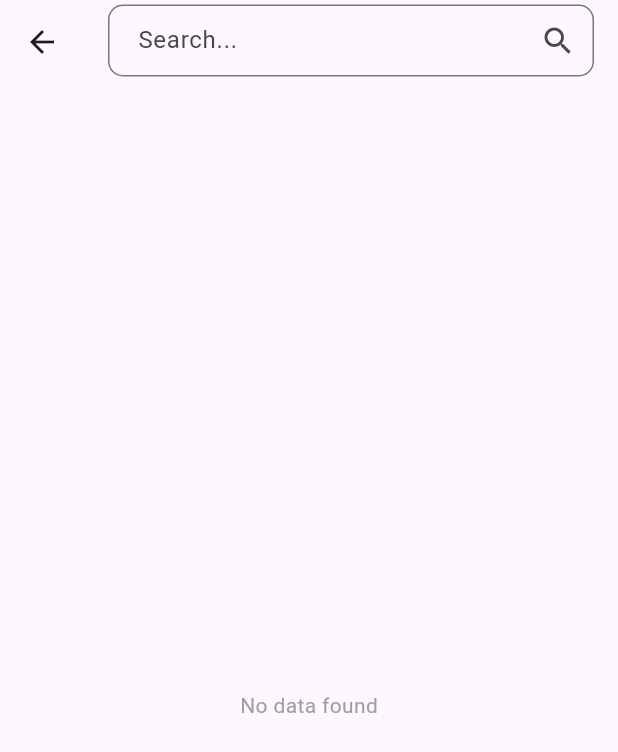
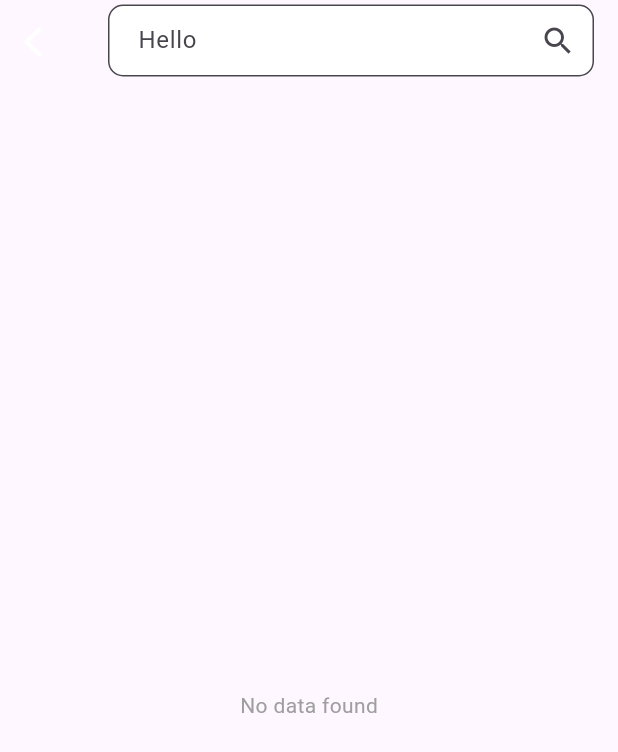
Before and after one commit to SoLayZzzz/component, a Flutter app: the ChooseScreen screen opened directly with empty values, on a phone screen of 412 x 824 dp. Shown: the top 752 px of the screen. Run offline on Flutter 3.47's test engine with Material 3 defaults, Android fonts, the phone set to English and light mode, and no system bars.

Commit message:
Update Select Location

```diff
--- a/lib/select_location.dart
+++ b/lib/select_location.dart
@@ -20,12 +20,14 @@ class SelectLocation extends StatefulWidget {
     this.isLoading = false,
     this.isEnabled = true,
     this.hintText,
+    this.appBarBackgroundColorChooseScreen,
+    this.titleTextField,
+    this.title,
   });
 
   final bool showChooseScreen;
   final BorderRadius? borderRadius;
   final List<dynamic> locationList;
-
   final Color? backgroundColor;
   final Color? borderColor;
   final double borderWidth;
@@ -39,6 +41,9 @@ class SelectLocation extends StatefulWidget {
   final bool isLoading;
   final bool isEnabled;
   final String? hintText;
+  final Color? appBarBackgroundColorChooseScreen;
+  final String? titleTextField;
+  final String? title;
 
   @override
   State<SelectLocation> createState() => _SelectLocationState();
@@ -69,6 +74,8 @@ class _SelectLocationState extends State<SelectLocation> {
                 hintText: widget.hintText ?? widget.text,
                 noDataIcon: widget.noDataIcon,
                 noDataText: widget.noDataText,
+                appBarBackgroundColor: widget.appBarBackgroundColorChooseScreen,
+                title: widget.titleTextField,
               ),
         ),
       );
@@ -131,7 +138,9 @@ class _SelectLocationState extends State<SelectLocation> {
                             ),
                           )
                           : Text(
-                            selectedText ?? widget.hintText ?? '',
+                            selectedText ??
+                                widget.hintText ??
+                                widget.title.toString(),
                             style: effectiveTextStyle,
                             overflow: TextOverflow.ellipsis,
                           ),
@@ -160,6 +169,8 @@ class ChooseScreen extends StatefulWidget {
     this.selectedLocation,
     this.noDataIcon,
     this.noDataText,
+    this.appBarBackgroundColor,
+    this.title,
   });
 
   final List<dynamic> locationList;
@@ -167,6 +178,8 @@ class ChooseScreen extends StatefulWidget {
   final String? selectedLocation;
   final String? noDataText;
   final IconData? noDataIcon;
+  final Color? appBarBackgroundColor;
+  final String? title;
 
   @override
   State<ChooseScreen> createState() => _ChooseScreenState();
@@ -212,13 +225,21 @@ class _ChooseScreenState extends State<ChooseScreen> {
   Widget build(BuildContext context) {
     return Scaffold(
       appBar: AppBar(
+        backgroundColor: widget.appBarBackgroundColor,
+        leading: IconButton(
+          icon: const Icon(Icons.arrow_back_ios, color: Colors.white),
+          onPressed: () => Navigator.pop(context),
+        ),
         title: SizedBox(
           height: 50,
           child: TextField(
             onChanged: _filterData,
             controller: _controller,
             decoration: InputDecoration(
-              hintText: widget.hintText ?? "Search...",
+              filled: true,
+              fillColor: Colors.white,
+              // hintText: widget.hintText ?? "Search...",
+              labelText: widget.title ?? "Hello",
               suffixIcon: const Icon(Icons.search),
               border: OutlineInputBorder(
                 borderSide: const BorderSide(width: 1, color: Colors.grey),
```
